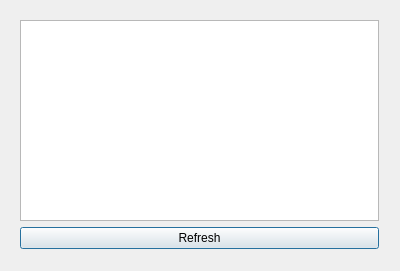
DonMorr/SerialPortMonitorWidget, file dialog.ui: the form before one commit.
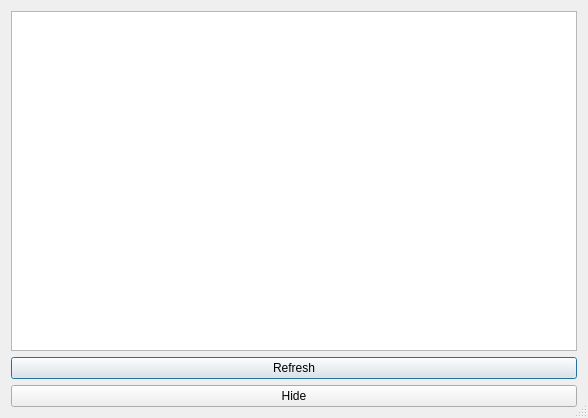
The form after the commit.

The edit to the form file:
```diff
--- a/dialog.ui
+++ b/dialog.ui
@@ -6,21 +6,18 @@
    <rect>
     <x>0</x>
     <y>0</y>
-    <width>400</width>
-    <height>271</height>
+    <width>588</width>
+    <height>418</height>
    </rect>
   </property>
   <property name="windowTitle">
    <string>Dialog</string>
   </property>
-  <widget class="QWidget" name="verticalLayoutWidget">
-   <property name="geometry">
-    <rect>
-     <x>9</x>
-     <y>9</y>
-     <width>381</width>
-     <height>251</height>
-    </rect>
+  <property name="sizeGripEnabled">
+   <bool>true</bool>
+  </property>
+  <property name="modal">
+   <bool>false</bool>
    </property>
    <layout class="QVBoxLayout" name="verticalLayout">
     <item>
@@ -33,9 +30,15 @@
       </property>
      </widget>
     </item>
-   </layout>
-  </widget>
- </widget>
+   <item>
+    <widget class="QPushButton" name="hideButton">
+     <property name="text">
+      <string>Hide</string>
+     </property>
+    </widget>
+   </item>
+  </layout>
+ </widget>
  <layoutdefault spacing="6" margin="11"/>
  <resources/>
  <connections/>
```
Left out of the diff: 43 changed lines with no effect on the pictures. Lines whose indentation alone changed are shown as unchanged.
